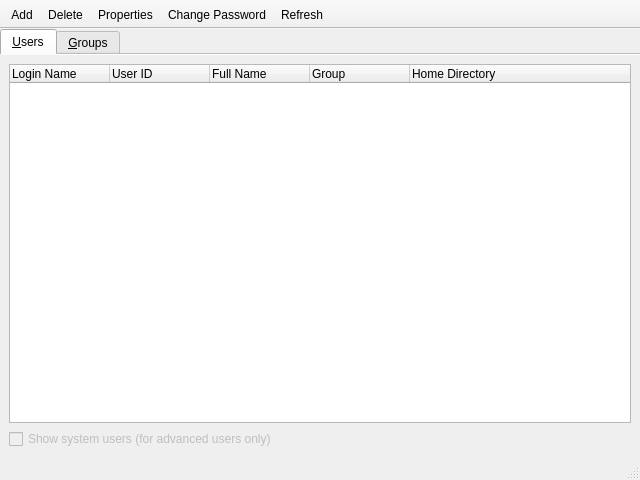
Before: the Qt Designer form lxqt-admin-user/mainwindow.ui in lxqt/lxqt-admin, drawn with Qt 5.
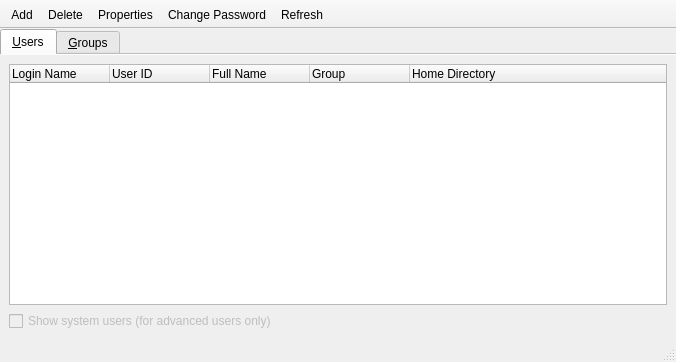
After: the same form once the commit is applied. Icons and pictures are not drawn.

Commit message:
lxqt-admin-user: Makes the Refresh toolbar button visible
There's no reason why it should not be visible by default.

Patch:
```diff
--- a/lxqt-admin-user/mainwindow.ui
+++ b/lxqt-admin-user/mainwindow.ui
@@ -6,8 +6,8 @@
    <rect>
     <x>0</x>
     <y>0</y>
-    <width>640</width>
-    <height>480</height>
+    <width>676</width>
+    <height>362</height>
    </rect>
   </property>
   <property name="windowTitle">
```
Left out of the diff: 3 changed lines with no effect on the pictures.
